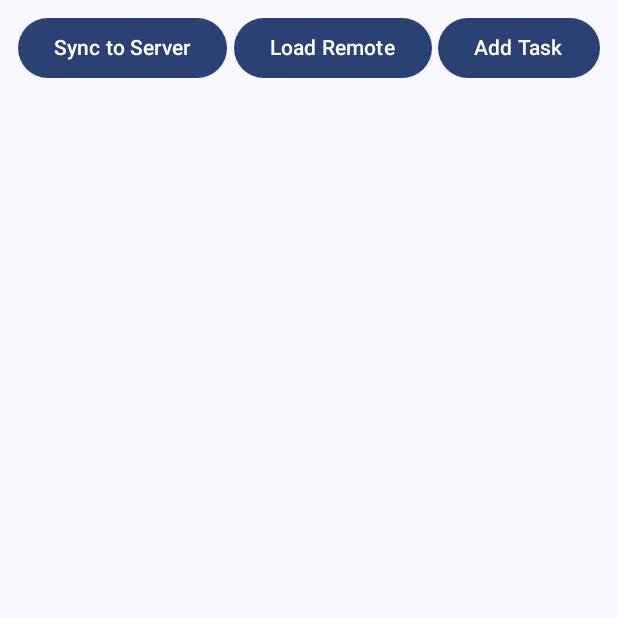
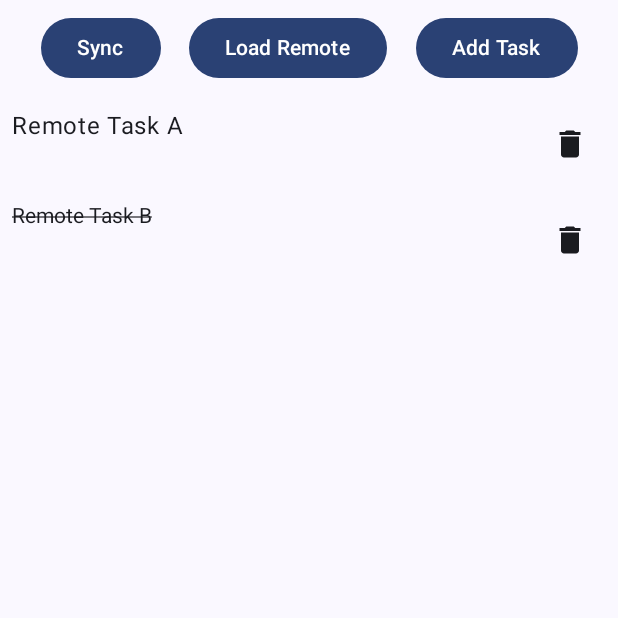
Before and after one commit to Richard19Perez77/MvvmCleanMviCompare, an Android app built with Jetpack Compose: the composable TaskMVIListScreen shown on its own in the app's theme, after a tap on "Load Remote", on a phone screen of 412 x 824 dp, the top half of it. Run offline under Robolectric (Android 15) with nearby library versions, the phone set to English and light mode, and no system bars; our stand-ins replace Dagger/Hilt's generated code, Room's generated code.

Commit message:
tasks started populating shows on add

```diff
--- a/app/src/main/java/com/example/mvvmcleanmvicompare/mvi/data/TaskDao.kt
+++ b/app/src/main/java/com/example/mvvmcleanmvicompare/mvi/data/TaskDao.kt
@@ -10,7 +10,7 @@ import kotlinx.coroutines.flow.Flow
 
 @Dao
 interface TaskDao {
-    @Query("SELECT * FROM tasks")
+    @Query("SELECT * FROM tasks_mvi")
     fun getAllTasks(): Flow<List<Task>>
 
     @Insert(onConflict = OnConflictStrategy.REPLACE)
--- a/app/src/main/java/com/example/mvvmcleanmvicompare/mvi/ui/TaskMVIListScreen.kt
+++ b/app/src/main/java/com/example/mvvmcleanmvicompare/mvi/ui/TaskMVIListScreen.kt
@@ -52,7 +52,7 @@ fun TaskMVIListScreen(viewModel: TaskMVIViewModel) {
             Button(onClick = {
                 viewModel.onEvent(TaskListEvent.SyncTasks)
             }) {
-                Text("Sync to Server")
+                Text("Sync")
             }
 
             Button(onClick = {
--- a/app/src/main/java/com/example/mvvmcleanmvicompare/mvvm/data/TaskDao.kt
+++ b/app/src/main/java/com/example/mvvmcleanmvicompare/mvvm/data/TaskDao.kt
@@ -10,7 +10,7 @@ import kotlinx.coroutines.flow.Flow
 
 @Dao
 interface TaskDao {
-    @Query("SELECT * FROM tasks")
+    @Query("SELECT * FROM tasks_mvvm")
     fun getAllTasks(): Flow<List<Task>>
 
     @Insert(onConflict = OnConflictStrategy.REPLACE)
--- a/app/src/main/java/com/example/mvvmcleanmvicompare/mvvm/ui/TaskMVVMListScreen.kt
+++ b/app/src/main/java/com/example/mvvmcleanmvicompare/mvvm/ui/TaskMVVMListScreen.kt
@@ -37,7 +37,7 @@ fun TaskMVVMListScreen(viewModel: TaskMVVMViewModel) {
             horizontalArrangement = Arrangement.SpaceEvenly
         ) {
             Button(onClick = { viewModel.syncToServer() }) {
-                Text("Sync to Server")
+                Text("Sync")
             }
             Button(onClick = { viewModel.loadRemoteTasks() }) {
                 Text("Load Remote")
```
Also changed, not shown: app/src/main/java/com/example/mvvmcleanmvicompare/MainActivity.kt (+68 -3 lines).
